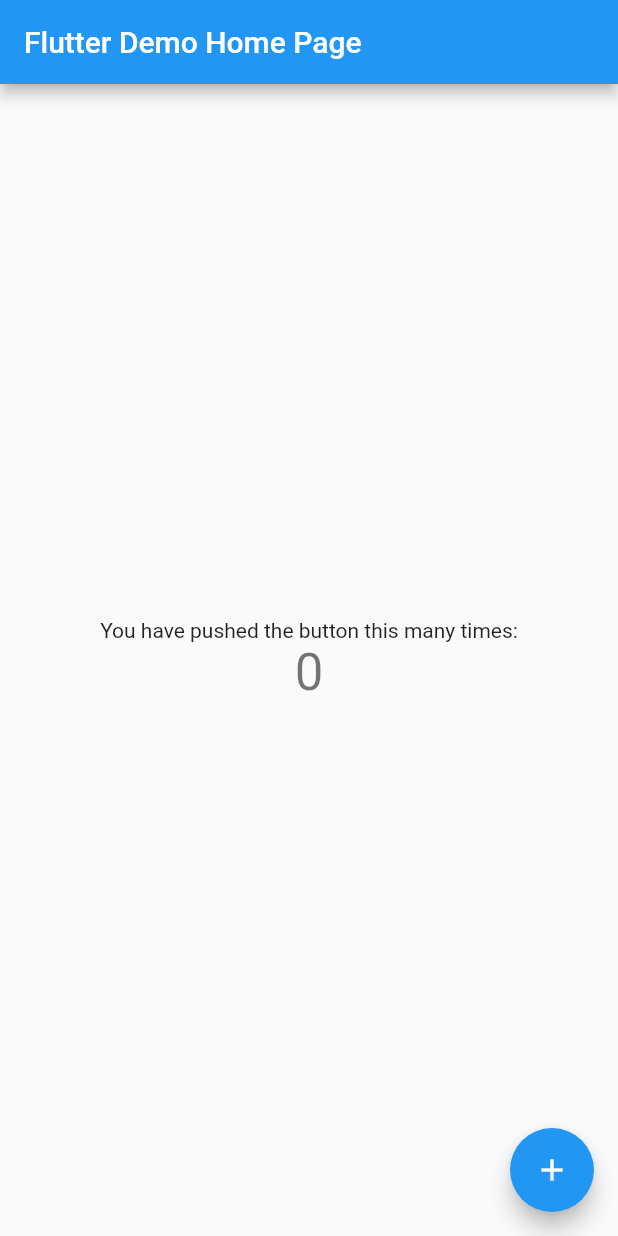
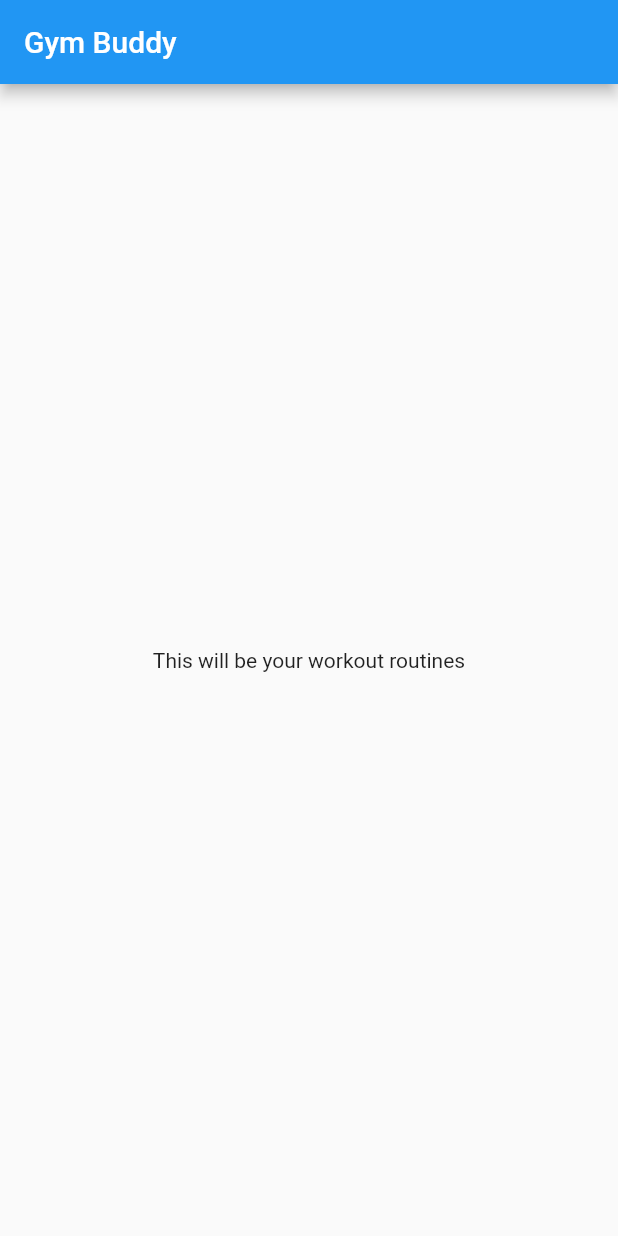
Before and after one commit to scottwinter/gym_buddy_tracker, a Flutter app: the screen it shows after launch, on a phone screen of 412 x 824 dp. Run offline on Flutter 3.47's test engine with Material 2 defaults, Android fonts, the phone set to English and light mode, and no system bars.

Commit message:
Removed demo code and started main page scaffold.

```diff
--- a/lib/main.dart
+++ b/lib/main.dart
@@ -1,111 +1,22 @@
 import 'package:flutter/material.dart';
 
-void main() => runApp(MyApp());
+void main() => runApp(MainApp());
 
-class MyApp extends StatelessWidget {
-  // This widget is the root of your application.
+class MainApp extends StatelessWidget {
+
   @override
   Widget build(BuildContext context) {
     return MaterialApp(
-      title: 'Flutter Demo',
-      theme: ThemeData(
-        // This is the theme of your application.
-        //
-        // Try running your application with "flutter run". You'll see the
-        // application has a blue toolbar. Then, without quitting the app, try
-        // changing the primarySwatch below to Colors.green and then invoke
-        // "hot reload" (press "r" in the console where you ran "flutter run",
-        // or simply save your changes to "hot reload" in a Flutter IDE).
-        // Notice that the counter didn't reset back to zero; the application
-        // is not restarted.
-        primarySwatch: Colors.blue,
+      title: "Gym Buddy",
+      theme: ThemeData.light(),
+      home: Scaffold(
+        appBar: AppBar(
+          title: Text('Gym Buddy'),
+        ),
+        body: Center(
+          child: Text('This will be your workout routines'),
+        ),
       ),
-      home: MyHomePage(title: 'Flutter Demo Home Page'),
     );
   }
 }
-
-class MyHomePage extends StatefulWidget {
-  MyHomePage({Key key, this.title}) : super(key: key);
-
-  // This widget is the home page of your application. It is stateful, meaning
-  // that it has a State object (defined below) that contains fields that affect
-  // how it looks.
-
-  // This class is the configuration for the state. It holds the values (in this
-  // case the title) provided by the parent (in this case the App widget) and
-  // used by the build method of the State. Fields in a Widget subclass are
-  // always marked "final".
-
-  final String title;
-
-  @override
-  _MyHomePageState createState() => _MyHomePageState();
-}
-
-class _MyHomePageState extends State<MyHomePage> {
-  int _counter = 0;
-
-  void _incrementCounter() {
-    setState(() {
-      // This call to setState tells the Flutter framework that something has
-      // changed in this State, which causes it to rerun the build method below
-      // so that the display can reflect the updated values. If we changed
-      // _counter without calling setState(), then the build method would not be
-      // called again, and so nothing would appear to happen.
-      _counter++;
-    });
-  }
-
-  @override
-  Widget build(BuildContext context) {
-    // This method is rerun every time setState is called, for instance as done
-    // by the _incrementCounter method above.
-    //
-    // The Flutter framework has been optimized to make rerunning build methods
-    // fast, so that you can just rebuild anything that needs updating rather
-    // than having to individually change instances of widgets.
-    return Scaffold(
-      appBar: AppBar(
-        // Here we take the value from the MyHomePage object that was created by
-        // the App.build method, and use it to set our appbar title.
-        title: Text(widget.title),
-      ),
-      body: Center(
-        // Center is a layout widget. It takes a single child and positions it
-        // in the middle of the parent.
-        child: Column(
-          // Column is also layout widget. It takes a list of children and
-          // arranges them vertically. By default, it sizes itself to fit its
-          // children horizontally, and tries to be as tall as its parent.
-          //
-          // Invoke "debug painting" (press "p" in the console, choose the
-          // "Toggle Debug Paint" action from the Flutter Inspector in Android
-          // Studio, or the "Toggle Debug Paint" command in Visual Studio Code)
-          // to see the wireframe for each widget.
-          //
-          // Column has various properties to control how it sizes itself and
-          // how it positions its children. Here we use mainAxisAlignment to
-          // center the children vertically; the main axis here is the vertical
-          // axis because Columns are vertical (the cross axis would be
-          // horizontal).
-          mainAxisAlignment: MainAxisAlignment.center,
-          children: <Widget>[
-            Text(
-              'You have pushed the button this many times:',
-            ),
-            Text(
-              '$_counter',
-              style: Theme.of(context).textTheme.display1,
-            ),
-          ],
-        ),
-      ),
-      floatingActionButton: FloatingActionButton(
-        onPressed: _incrementCounter,
-        tooltip: 'Increment',
-        child: Icon(Icons.add),
-      ), // This trailing comma makes auto-formatting nicer for build methods.
-    );
-  }
-}
```
